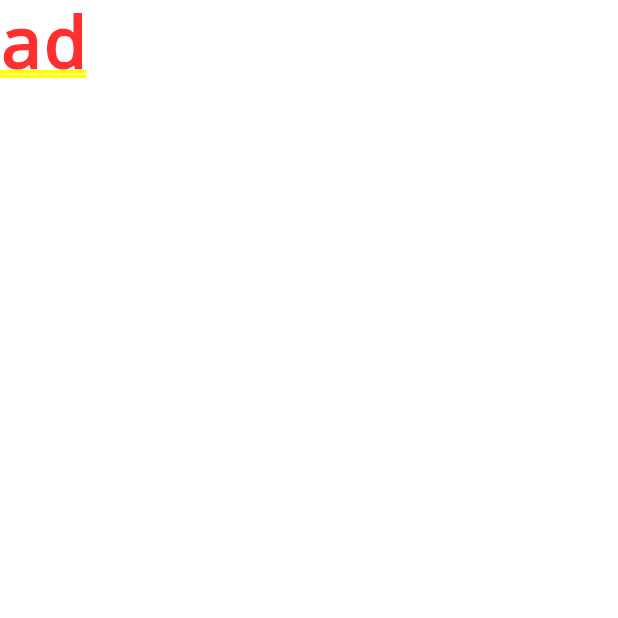
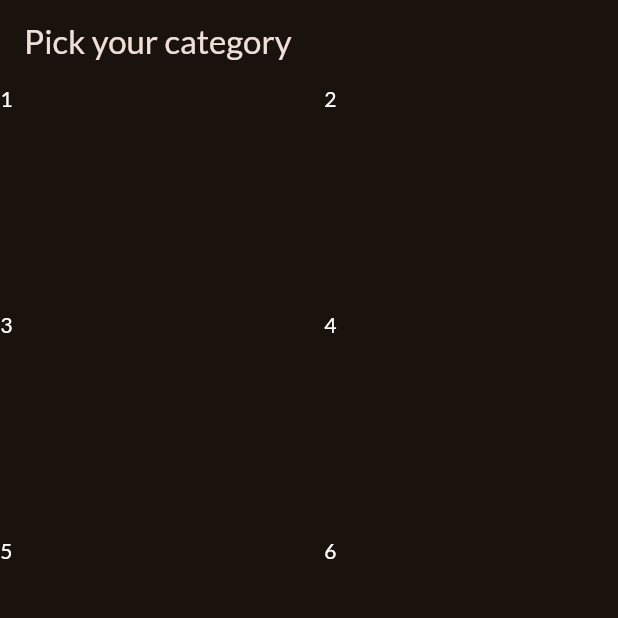
Before and after one commit to thephotogenicbug/meals_app, a Flutter app: the screen it shows after launch, on a phone screen of 412 x 824 dp, the top half of it. Run offline on Flutter 3.47's test engine with Material 2 defaults, Android fonts, the phone set to English and light mode, and no system bars; our stand-ins replace google_fonts.

Commit message:
setup meal categories

```diff
--- /dev/null
+++ b/lib/categories.dart
@@ -0,0 +1,48 @@
+import 'package:flutter/material.dart';
+
+class CategoriesScreen extends StatelessWidget {
+  const CategoriesScreen({super.key});
+
+  @override
+  Widget build(BuildContext context) {
+    return Scaffold(
+      appBar: AppBar(
+        title: const Text("Pick your category"),
+      ),
+      body: GridView(
+        gridDelegate: const SliverGridDelegateWithFixedCrossAxisCount(
+          crossAxisCount: 2,
+          childAspectRatio: 3 / 2,
+          crossAxisSpacing: 20,
+          mainAxisSpacing: 20,
+        ),
+        children: [
+          Text(
+            "1",
+            style: TextStyle(color: Colors.white),
+          ),
+          Text(
+            "2",
+            style: TextStyle(color: Colors.white),
+          ),
+          Text(
+            "3",
+            style: TextStyle(color: Colors.white),
+          ),
+          Text(
+            "4",
+            style: TextStyle(color: Colors.white),
+          ),
+          Text(
+            "5",
+            style: TextStyle(color: Colors.white),
+          ),
+          Text(
+            "6",
+            style: TextStyle(color: Colors.white),
+          ),
+        ],
+      ),
+    );
+  }
+}
--- a/lib/main.dart
+++ b/lib/main.dart
@@ -1,6 +1,7 @@
 import 'package:flutter/material.dart';
 
 import 'package:google_fonts/google_fonts.dart';
+import 'package:meals_app/categories.dart';
 
 final theme = ThemeData(
   useMaterial3: true,
@@ -22,7 +23,7 @@ class App extends StatelessWidget {
   Widget build(BuildContext context) {
     return MaterialApp(
       theme: theme,
-      home: Text("ad"),
+      home: const CategoriesScreen(),
     );
   }
 }
--- /dev/null
+++ b/lib/models/category.dart
@@ -0,0 +1,12 @@
+import 'package:flutter/material.dart';
+
+class Category {
+  const Category({
+    required this.id,
+    required this.title,
+    this.color = Colors.orange,
+  });
+  final String id;
+  final String title;
+  final Color color;
+}
```
Also changed, not shown: lib/data/dummy_data.dart (added, +56 -0 lines).
